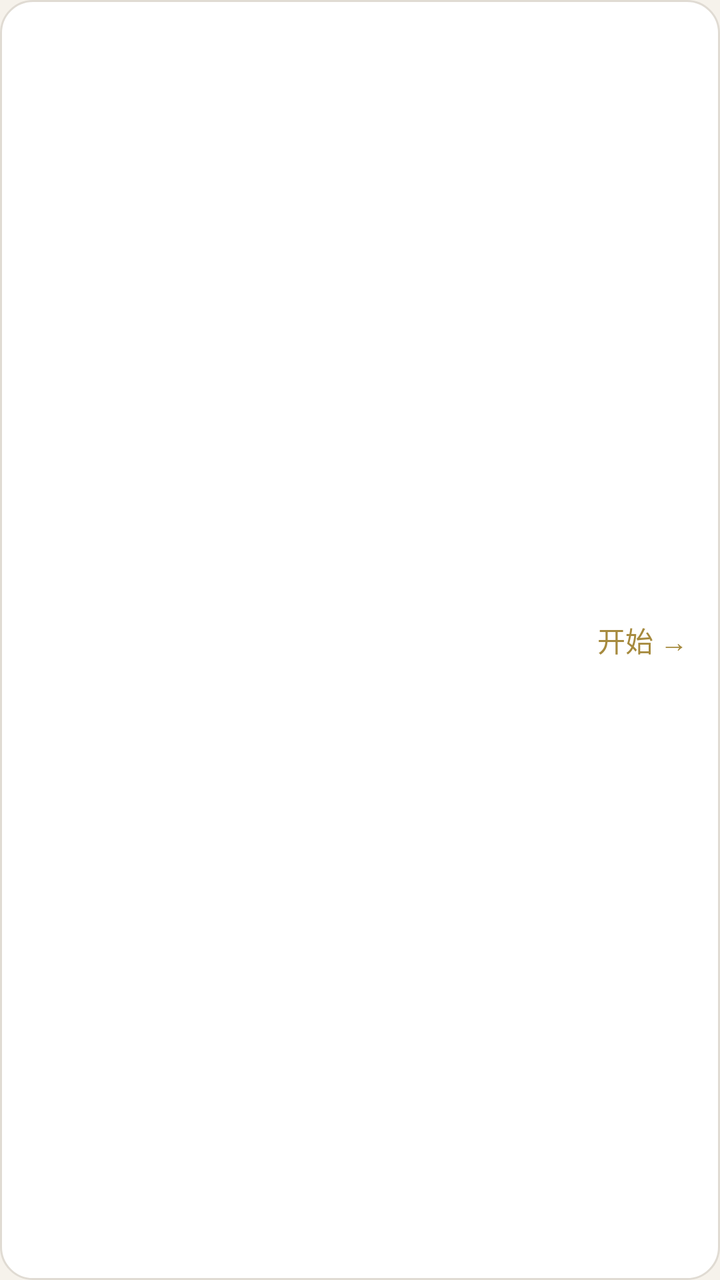
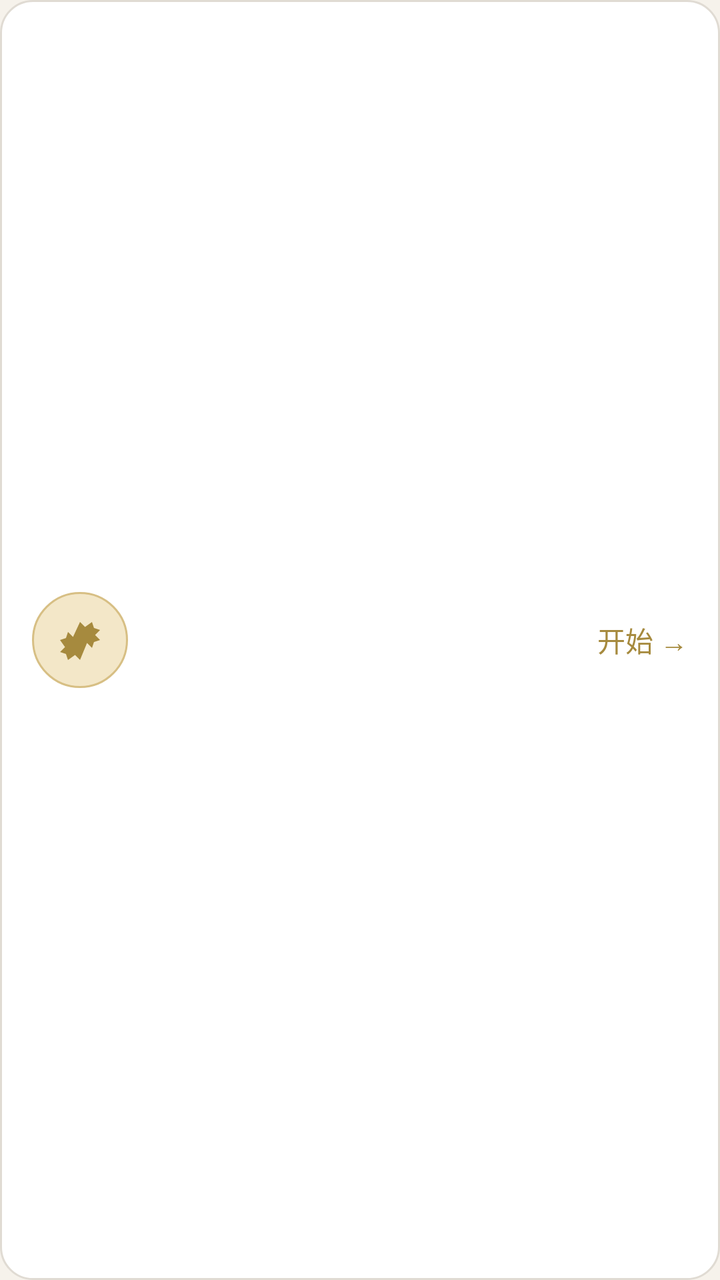

An Android layout rendered at two revisions. The XML below is the earlier revision; the diff shows what the commit changed to produce the second picture.
<!-- AndroidManifest.xml: application theme Theme.YizhaiYiju -->
<!-- res/layout/item_test.xml -->
<?xml version="1.0" encoding="utf-8"?>
<LinearLayout xmlns:android="http://schemas.android.com/apk/res/android"
    android:gravity="center_vertical"
    android:background="@drawable/bg_action_item"
    android:padding="16dp"
    android:focusable="true"
    android:clickable="true"
    android:layout_width="match_parent"
    android:layout_height="wrap_content"
    android:layout_marginBottom="12dp">
    <TextView
        android:textSize="32sp"
        android:gravity="center"
        android:id="@+id/tv_emoji"
        android:layout_width="48dp"
        android:layout_height="48dp"/>
    <LinearLayout
        android:orientation="vertical"
        android:layout_width="0dp"
        android:layout_height="wrap_content"
        android:layout_weight="1"
        android:layout_marginStart="12dp">
        <TextView
            android:textSize="16sp"
            android:textStyle="bold"
            android:textColor="@color/text_primary"
            android:id="@+id/tv_name"
            android:layout_width="wrap_content"
            android:layout_height="wrap_content"/>
        <TextView
            android:textSize="13sp"
            android:textColor="@color/text_gray"
            android:id="@+id/tv_desc"
            android:layout_width="wrap_content"
            android:layout_height="wrap_content"
            android:layout_marginTop="4dp"/>
    </LinearLayout>
    <TextView
        android:textSize="14sp"
        android:textColor="@color/gold"
        android:layout_width="wrap_content"
        android:layout_height="wrap_content"
        android:text="开始 →"/>
</LinearLayout>
<!-- resources referenced by this layout -->
<resources>
  <color name="gold">#a68a3e</color>
  <color name="text_gray">#999999</color>
  <color name="text_primary">#333333</color>
  <!-- drawable bg_action_item (drawable) -->
  <?xml version="1.0" encoding="utf-8"?>
  <shape xmlns:android="http://schemas.android.com/apk/res/android">
      <solid android:color="@color/bg_card"/>
      <corners android:radius="16dp"/>
      <stroke
          android:width="1dp"
          android:color="@color/border"/>
  </shape>
  <style name="Theme.YizhaiYiju" parent="Theme.MaterialComponents.Light.NoActionBar">
          <item name="colorPrimary">@color/primary</item>
          <item name="colorPrimaryDark">@color/primary</item>
          <item name="colorAccent">@color/accent</item>
          <item name="android:windowBackground">@color/bg_page</item>
          <item name="android:statusBarColor">@color/bg_page</item>
      </style>
  <color name="bg_card">#ffffff</color>
  <color name="border">#e0dbd3</color>
  <color name="primary">#a68a3e</color>
  <color name="accent">#b5452a</color>
  <color name="bg_page">#f6f2eb</color>
</resources>

<!-- the commit's change to res/layout/item_test.xml (unified diff, before → after) -->
@@ -8,37 +8,28 @@
     android:layout_width="match_parent"
     android:layout_height="wrap_content"
     android:layout_marginBottom="12dp">
-    <TextView
-        android:textSize="32sp"
-        android:gravity="center"
-        android:id="@+id/tv_emoji"
+
+    <FrameLayout
         android:layout_width="48dp"
-        android:layout_height="48dp"/>
+        android:layout_height="48dp"
+        android:background="@drawable/ic_badge_service_gold">
+        <ImageView
+            android:id="@+id/iv_icon"
+            android:layout_width="24dp"
+            android:layout_height="24dp"
+            android:layout_gravity="center"
+            android:contentDescription="测试图标"
+            android:src="@drawable/ic_test_bazi" />
+    </FrameLayout>
+
     <LinearLayout
         android:orientation="vertical"
         android:layout_width="0dp"
         android:layout_height="wrap_content"
         android:layout_weight="1"
         android:layout_marginStart="12dp">
-        <TextView
-            android:textSize="16sp"
-            android:textStyle="bold"
-            android:textColor="@color/text_primary"
-            android:id="@+id/tv_name"
-            android:layout_width="wrap_content"
-            android:layout_height="wrap_content"/>
-        <TextView
-            android:textSize="13sp"
-            android:textColor="@color/text_gray"
-            android:id="@+id/tv_desc"
-            android:layout_width="wrap_content"
-            android:layout_height="wrap_content"
-            android:layout_marginTop="4dp"/>
+        <TextView android:textSize="16sp" android:textStyle="bold" android:textColor="@color/text_primary" android:id="@+id/tv_name" android:layout_width="wrap_content" android:layout_height="wrap_content"/>
+        <TextView android:textSize="13sp" android:textColor="@color/text_gray" android:id="@+id/tv_desc" android:layout_width="wrap_content" android:layout_height="wrap_content" android:layout_marginTop="4dp"/>
     </LinearLayout>
-    <TextView
-        android:textSize="14sp"
-        android:textColor="@color/gold"
-        android:layout_width="wrap_content"
-        android:layout_height="wrap_content"
-        android:text="开始 →"/>
+    <TextView android:textSize="14sp" android:textColor="@color/gold" android:layout_width="wrap_content" android:layout_height="wrap_content" android:text="开始 →"/>
 </LinearLayout>
<!-- resource entries referenced after the edit -->
@@ -12,6 +12,16 @@
           android:width="1dp"
           android:color="@color/border"/>
   </shape>
+  <!-- drawable ic_badge_service_gold (drawable) -->
+  <?xml version="1.0" encoding="utf-8"?>
+  <shape xmlns:android="http://schemas.android.com/apk/res/android" android:shape="oval">
+      <size android:width="48dp" android:height="48dp"/>
+      <solid android:color="#F3E7C8"/>
+      <stroke android:width="1dp" android:color="#D7BF84"/>
+  </shape>
+  <!-- drawable ic_test_bazi (drawable) -->
+  <?xml version="1.0" encoding="utf-8"?>
+  <vector xmlns:android="http://schemas.android.com/apk/res/android" android:width="24dp" android:height="24dp" android:viewportWidth="24" android:viewportHeight="24"><path android:fillColor="#A68A3E" android:pathData="M12,3l2.5,2.5L18,3l1,3 3,1 -2.5,2.5L22,12l-3,1 -1,3 -2.5,-2.5L12,22l-2.5,-2.5L6,22l-1,-3 -3,-1 2.5,-2.5L2,12l3,-1 1,-3 2.5,2.5z"/></vector>
   <style name="Theme.YizhaiYiju" parent="Theme.MaterialComponents.Light.NoActionBar">
           <item name="colorPrimary">@color/primary</item>
           <item name="colorPrimaryDark">@color/primary</item>
